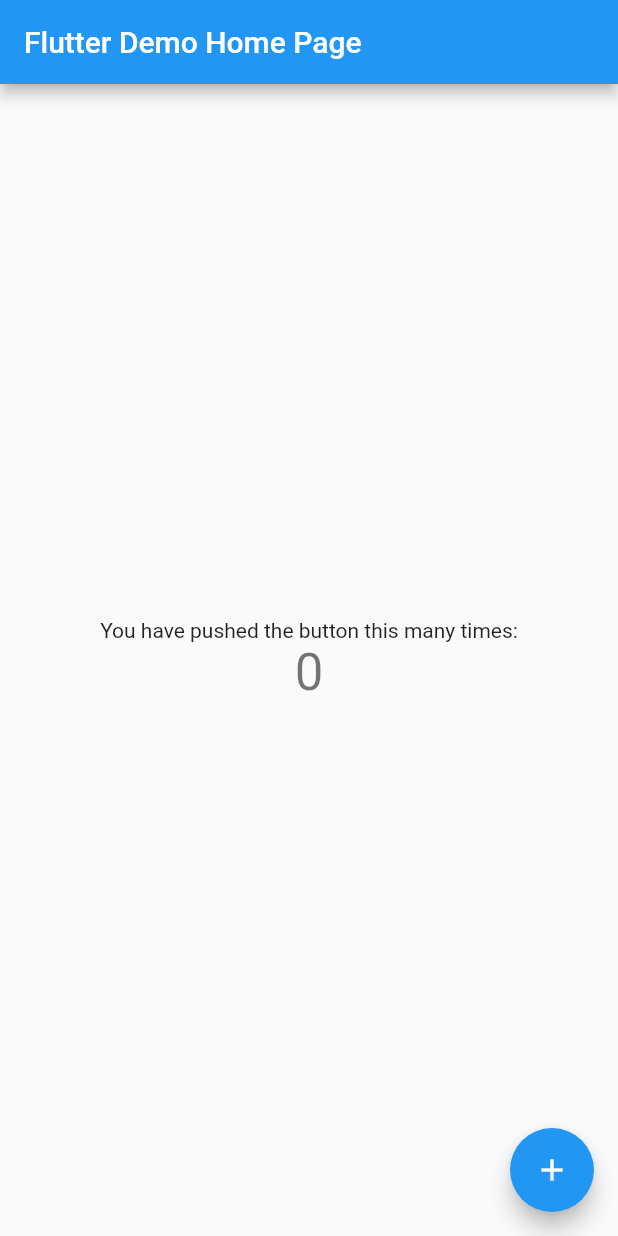
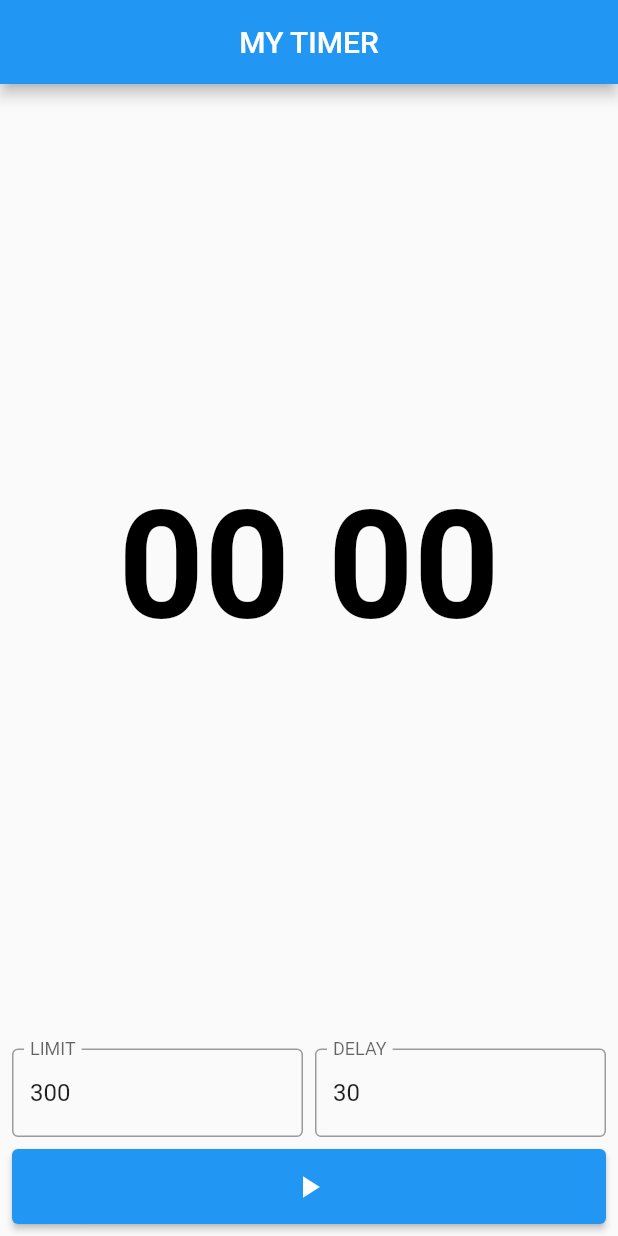
Before and after one commit to FOMEXISH/myTimer, a Flutter app: the screen it shows after launch, on a phone screen of 412 x 824 dp. Run offline on Flutter 3.47's test engine with Material 2 defaults, Android fonts, the light colour scheme and no system bars; our stand-ins replace audioplayers.

Commit message:
complete commit

```diff
--- a/my_timer/lib/main.dart
+++ b/my_timer/lib/main.dart
@@ -1,4 +1,7 @@
+import 'dart:async';
 import 'package:flutter/material.dart';
+import 'package:flutter/services.dart';
+import 'package:audioplayers/audioplayers.dart';
 
 void main() {
   runApp(const MyApp());
@@ -7,40 +10,21 @@
 class MyApp extends StatelessWidget {
   const MyApp({super.key});
 
-  // This widget is the root of your application.
   @override
   Widget build(BuildContext context) {
     return MaterialApp(
-      title: 'Flutter Demo',
+      title: 'My Timer',
       theme: ThemeData(
-        // This is the theme of your application.
-        //
-        // Try running your application with "flutter run". You'll see the
-        // application has a blue toolbar. Then, without quitting the app, try
-        // changing the primarySwatch below to Colors.green and then invoke
-        // "hot reload" (press "r" in the console where you ran "flutter run",
-        // or simply save your changes to "hot reload" in a Flutter IDE).
-        // Notice that the counter didn't reset back to zero; the application
-        // is not restarted.
         primarySwatch: Colors.blue,
       ),
-      home: const MyHomePage(title: 'Flutter Demo Home Page'),
+      home: const MyHomePage(title: 'MY TIMER'),
+      debugShowCheckedModeBanner: false,
     );
   }
 }
 
 class MyHomePage extends StatefulWidget {
   const MyHomePage({super.key, required this.title});
-
-  // This widget is the home page of your application. It is stateful, meaning
-  // that it has a State object (defined below) that contains fields that affect
-  // how it looks.
-
-  // This class is the configuration for the state. It holds the values (in this
-  // case the title) provided by the parent (in this case the App widget) and
-  // used by the build method of the State. Fields in a Widget subclass are
-  // always marked "final".
-
   final String title;
 
   @override
@@ -48,68 +32,169 @@
 }
 
 class _MyHomePageState extends State<MyHomePage> {
-  int _counter = 0;
+  Timer? _timer;
+  final _limitController = TextEditingController(text: '300');
+  final _delayController = TextEditingController(text: '30');
+  final _player = AudioPlayer();
 
-  void _incrementCounter() {
+  late int _limit;
+  late int _delay;
+  var _time = 0;
+  var _isPlaying = false;
+  var _isWait = false;
+
+  var _btnIcon = Icons.play_arrow;
+  var _btnColor = Colors.blue;
+
+  @override
+  void dispose() {
+    _timer?.cancel();
+    super.dispose();
+  }
+
+  void alarm() async {
+    _isWait = !_isWait;
+    _time = 0;
+    await _player.play(AssetSource(_isWait ? 'end.mp3' : 'start.mp3'));
+  }
+
+  void _start() {
+    _timer = Timer.periodic(const Duration(seconds: 1), (timer) {
       setState(() {
-      // This call to setState tells the Flutter framework that something has
-      // changed in this State, which causes it to rerun the build method below
-      // so that the display can reflect the updated values. If we changed
-      // _counter without calling setState(), then the build method would not be
-      // called again, and so nothing would appear to happen.
-      _counter++;
+        if (!_isWait && _limit - 1 <= _time) {
+          alarm();
+        } else if (_isWait && _delay - 1 <= _time) {
+          alarm();
+        } else {
+          _time++;
+        }
       });
+    });
+  }
+
+  void _reset() {
+    setState(() {
+      _isPlaying = false;
+      _isWait = false;
+      _timer?.cancel();
+      _time = 0;
+    });
+  }
+
+  void _click() {
+    _isPlaying = !_isPlaying;
+    _limitController.text =
+        _limitController.text == '' ? '300' : _limitController.text;
+    _delayController.text =
+        _delayController.text == '' ? '30' : _delayController.text;
+    _limit = int.parse(_limitController.text);
+    _delay = int.parse(_delayController.text);
+    if (_isPlaying) {
+      _btnIcon = Icons.stop;
+      _btnColor = Colors.red;
+      _start();
+    } else {
+      _btnIcon = Icons.play_arrow;
+      _btnColor = Colors.blue;
+      _reset();
+    }
   }
 
   @override
   Widget build(BuildContext context) {
-    // This method is rerun every time setState is called, for instance as done
-    // by the _incrementCounter method above.
-    //
-    // The Flutter framework has been optimized to make rerunning build methods
-    // fast, so that you can just rebuild anything that needs updating rather
-    // than having to individually change instances of widgets.
-    return Scaffold(
+    return GestureDetector(
+      onTap: () {
+        FocusScope.of(context).unfocus();
+      },
+      child: Scaffold(
         appBar: AppBar(
-        // Here we take the value from the MyHomePage object that was created by
-        // the App.build method, and use it to set our appbar title.
           title: Text(widget.title),
+          centerTitle: true,
         ),
-      body: Center(
-        // Center is a layout widget. It takes a single child and positions it
-        // in the middle of the parent.
+        body: CustomScrollView(
+          slivers: [
+            SliverFillRemaining(
               child: Column(
-          // Column is also a layout widget. It takes a list of children and
-          // arranges them vertically. By default, it sizes itself to fit its
-          // children horizontally, and tries to be as tall as its parent.
-          //
-          // Invoke "debug painting" (press "p" in the console, choose the
-          // "Toggle Debug Paint" action from the Flutter Inspector in Android
-          // Studio, or the "Toggle Debug Paint" command in Visual Studio Code)
-          // to see the wireframe for each widget.
-          //
-          // Column has various properties to control how it sizes itself and
-          // how it positions its children. Here we use mainAxisAlignment to
-          // center the children vertically; the main axis here is the vertical
-          // axis because Columns are vertical (the cross axis would be
-          // horizontal).
+                children: [
+                  Expanded(
+                    child: Row(
                       mainAxisAlignment: MainAxisAlignment.center,
-          children: <Widget>[
-            const Text(
-              'You have pushed the button this many times:',
+                      crossAxisAlignment: CrossAxisAlignment.center,
+                      children: [
+                        Text(
+                          '${_time ~/ 60 < 10 ? '0${_time ~/ 60}' : '${_time ~/ 60}'} ${_time % 60 < 10 ? '0${_time % 60}' : '${_time % 60}'}',
+                          style: TextStyle(
+                            fontSize: 100.0,
+                            fontWeight: FontWeight.bold,
+                            color: !_isWait ? Colors.black : Colors.red,
                           ),
-            Text(
-              '$_counter',
-              style: Theme.of(context).textTheme.headline4,
                         ),
                       ],
                     ),
                   ),
-      floatingActionButton: FloatingActionButton(
-        onPressed: _incrementCounter,
-        tooltip: 'Increment',
-        child: const Icon(Icons.add),
-      ), // This trailing comma makes auto-formatting nicer for build methods.
+                  Row(
+                    children: [
+                      Expanded(
+                        child: Padding(
+                          padding:
+                              const EdgeInsets.fromLTRB(8.0, 0.0, 4.0, 4.0),
+                          child: TextField(
+                            controller: _limitController,
+                            decoration: const InputDecoration(
+                              labelText: 'LIMIT',
+                              border: OutlineInputBorder(
+                                borderSide: BorderSide(),
+                              ),
+                            ),
+                            keyboardType: TextInputType.number,
+                            inputFormatters: [
+                              FilteringTextInputFormatter.allow(
+                                  RegExp("[0-9]")),
+                            ],
+                          ),
+                        ),
+                      ),
+                      Expanded(
+                        child: Padding(
+                          padding:
+                              const EdgeInsets.fromLTRB(4.0, 0.0, 8.0, 4.0),
+                          child: TextField(
+                            controller: _delayController,
+                            decoration: const InputDecoration(
+                              labelText: 'DELAY',
+                              border: OutlineInputBorder(
+                                borderSide: BorderSide(),
+                              ),
+                            ),
+                            keyboardType: TextInputType.number,
+                            inputFormatters: [
+                              FilteringTextInputFormatter.allow(
+                                  RegExp("[0-9]")),
+                            ],
+                          ),
+                        ),
+                      ),
+                    ],
+                  ),
+                  Padding(
+                    padding: const EdgeInsets.fromLTRB(8.0, 4.0, 8.0, 8.0),
+                    child: ElevatedButton(
+                      onPressed: () {
+                        FocusScope.of(context).unfocus();
+                        _click();
+                      },
+                      style: ElevatedButton.styleFrom(
+                          backgroundColor: _btnColor,
+                          minimumSize: const Size(double.infinity, 50.0)),
+                      child: Icon(_btnIcon),
+                    ),
+                  ),
+                ],
+              ),
+            ),
+          ],
+        ),
+      ),
     );
   }
 }
--- a/my_timer/pubspec.yaml
+++ b/my_timer/pubspec.yaml
@@ -36,6 +36,7 @@
   # The following adds the Cupertino Icons font to your application.
   # Use with the CupertinoIcons class for iOS style icons.
   cupertino_icons: ^1.0.2
+  audioplayers: ^1.0.1
 
 dev_dependencies:
   flutter_test:
@@ -63,6 +64,9 @@
   # assets:
   #   - images/a_dot_burr.jpeg
   #   - images/a_dot_ham.jpeg
+  assets:
+    - assets/start.mp3
+    - assets/end.mp3
 
   # An image asset can refer to one or more resolution-specific "variants", see
   # https://flutter.dev/assets-and-images/#resolution-aware
```
Also changed, not shown: my_timer/pubspec.lock, 19 other files. Lines whose indentation alone changed are shown as unchanged.
